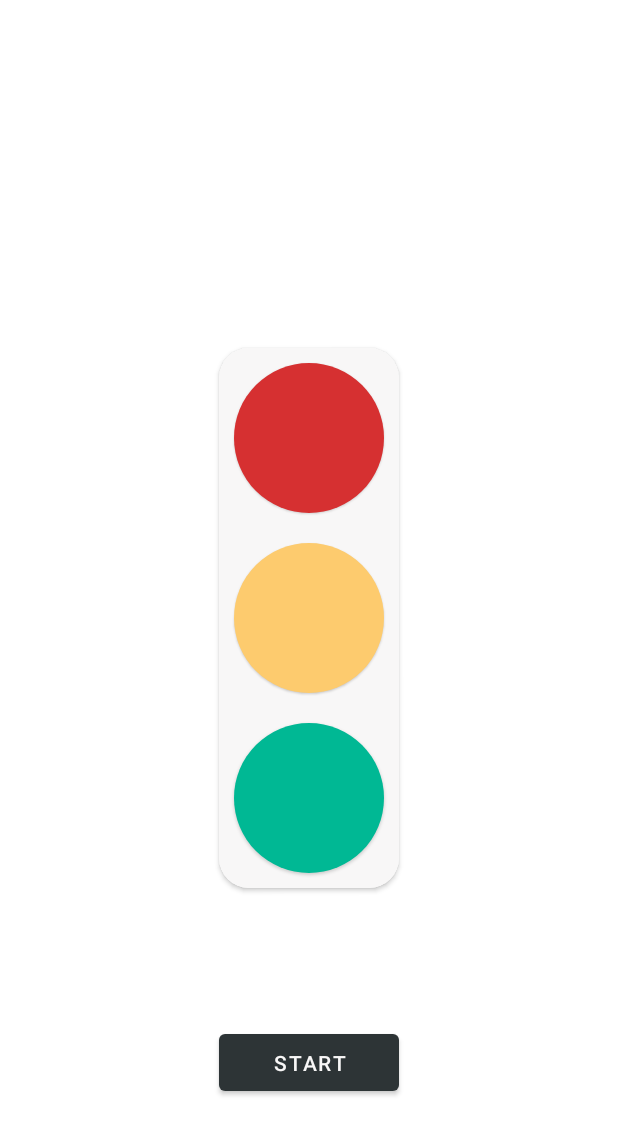
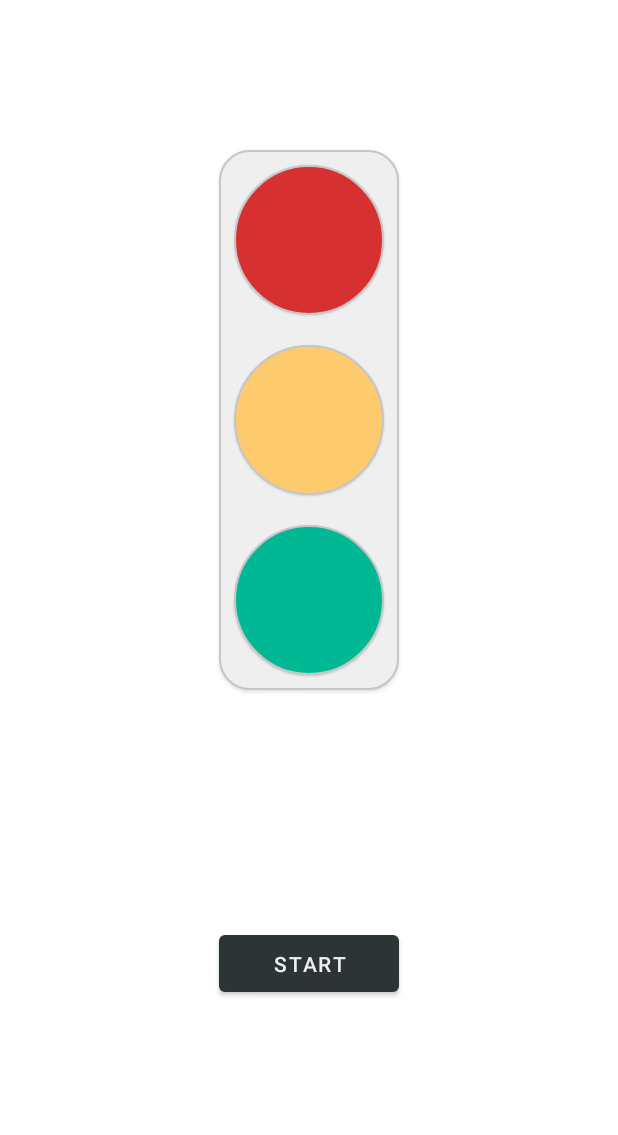
Before and after one commit to AlexandrKiss/Traffic-Lights, an Android app: the layout activity_main.xml on its own in the app's theme, with its tools: preview values and no code run, on a phone screen of 412 x 824 dp. Shown: the top 1135 px of the screen. Run offline under Robolectric (Android 15) with nearby library versions, the phone set to English and light mode, and no system bars.

Commit message:
- fix bug with coroutines and dialog - corrected colors

```diff
--- a/app/src/main/res/drawable/rect_green.xml
+++ b/app/src/main/res/drawable/rect_green.xml
@@ -4,6 +4,8 @@
     <item>
         <shape android:shape="oval">
             <solid android:color="@color/MINT_LEAF"/>
+            <stroke android:width="1dp"
+                android:color="@color/dark_gray" />
         </shape>
     </item>
 </selector>
--- a/app/src/main/res/drawable/rect_green_light.xml
+++ b/app/src/main/res/drawable/rect_green_light.xml
@@ -4,6 +4,8 @@
     <item>
         <shape android:shape="oval">
             <solid android:color="@color/LIGHT_GREENISH_BLUE"/>
+            <stroke android:width="1dp"
+                android:color="@color/dark_gray" />
         </shape>
     </item>
 </selector>
--- a/app/src/main/res/drawable/rect_red.xml
+++ b/app/src/main/res/drawable/rect_red.xml
@@ -4,6 +4,8 @@
     <item>
         <shape android:shape="oval">
             <solid android:color="@color/CHI_GONG"/>
+            <stroke android:width="1dp"
+                android:color="@color/dark_gray" />
         </shape>
     </item>
 </selector>
--- a/app/src/main/res/drawable/rect_red_light.xml
+++ b/app/src/main/res/drawable/rect_red_light.xml
@@ -4,6 +4,8 @@
     <item>
         <shape android:shape="oval">
             <solid android:color="@color/PINK_GLAMOUR"/>
+            <stroke android:width="1dp"
+                android:color="@color/dark_gray" />
         </shape>
     </item>
 </selector>
--- a/app/src/main/res/drawable/rect_yellow.xml
+++ b/app/src/main/res/drawable/rect_yellow.xml
@@ -4,6 +4,8 @@
     <item>
         <shape android:shape="oval">
             <solid android:color="@color/BRIGHT_YARROW"/>
+            <stroke android:width="1dp"
+                android:color="@color/dark_gray" />
         </shape>
     </item>
 </selector>
--- a/app/src/main/res/drawable/rect_yellow_light.xml
+++ b/app/src/main/res/drawable/rect_yellow_light.xml
@@ -4,6 +4,8 @@
     <item>
         <shape android:shape="oval">
             <solid android:color="@color/SOUR_LEMON"/>
+            <stroke android:width="1dp"
+                android:color="@color/dark_gray" />
         </shape>
     </item>
 </selector>
--- /dev/null
+++ b/app/src/main/res/drawable/traffic_lights.xml
@@ -0,0 +1,8 @@
+<?xml version="1.0" encoding="utf-8"?>
+<shape xmlns:android="http://schemas.android.com/apk/res/android" >
+    <solid android:color="@color/gray" />
+    <corners android:topLeftRadius="20dp" android:bottomLeftRadius="20dp"
+        android:topRightRadius="20dp" android:bottomRightRadius="20dp"/>
+    <stroke android:width="1dp"
+        android:color="@color/dark_gray" />
+</shape>
--- a/app/src/main/res/layout/activity_main.xml
+++ b/app/src/main/res/layout/activity_main.xml
@@ -6,21 +6,17 @@
     android:layout_height="match_parent"
     tools:context=".MainActivity">
 
-    <androidx.cardview.widget.CardView
-        android:id="@+id/cardView"
+    <LinearLayout
+        android:id="@+id/frameLayout"
         android:layout_width="120dp"
         android:layout_height="360dp"
-        app:cardCornerRadius="20dp"
-        app:layout_constraintBottom_toBottomOf="parent"
+        android:layout_marginTop="100dp"
+        android:background="@drawable/traffic_lights"
+        android:orientation="vertical"
+        android:elevation="@dimen/cardview_default_radius"
         app:layout_constraintEnd_toEndOf="parent"
         app:layout_constraintStart_toStartOf="parent"
         app:layout_constraintTop_toTopOf="parent">
-
-        <LinearLayout
-            android:layout_width="match_parent"
-            android:layout_height="match_parent"
-            android:background="@color/gray"
-            android:orientation="vertical">
 
         <FrameLayout
             android:layout_width="match_parent"
@@ -30,8 +26,8 @@
                 android:id="@+id/rect_red_glow"
                 android:layout_width="120dp"
                 android:layout_height="120dp"
-                    android:visibility="gone"
-                    android:background="@drawable/rect_red_glow" />
+                android:background="@drawable/rect_red_glow"
+                android:visibility="gone" />
 
             <View
                 android:id="@+id/rect_red"
@@ -51,8 +47,8 @@
                 android:id="@+id/rect_yellow_glow"
                 android:layout_width="120dp"
                 android:layout_height="120dp"
-                    android:visibility="gone"
-                    android:background="@drawable/rect_yellow_glow" />
+                android:background="@drawable/rect_yellow_glow"
+                android:visibility="gone" />
 
             <View
                 android:id="@+id/rect_yellow"
@@ -72,8 +68,8 @@
                 android:id="@+id/rect_green_glow"
                 android:layout_width="120dp"
                 android:layout_height="120dp"
-                    android:visibility="gone"
-                    android:background="@drawable/rect_green_glow" />
+                android:background="@drawable/rect_green_glow"
+                android:visibility="gone" />
 
             <View
                 android:id="@+id/rect_green"
@@ -85,7 +81,6 @@
                 android:elevation="@dimen/cardview_compat_inset_shadow" />
         </FrameLayout>
     </LinearLayout>
-    </androidx.cardview.widget.CardView>
 
     <Button
         android:id="@+id/button"
@@ -95,5 +90,5 @@
         app:layout_constraintBottom_toBottomOf="parent"
         app:layout_constraintEnd_toEndOf="parent"
         app:layout_constraintStart_toStartOf="parent"
-        app:layout_constraintTop_toBottomOf="@+id/cardView" />
+        app:layout_constraintTop_toBottomOf="@+id/frameLayout" />
 </androidx.constraintlayout.widget.ConstraintLayout>
--- a/app/src/main/res/values/colors.xml
+++ b/app/src/main/res/values/colors.xml
@@ -8,11 +8,12 @@
     <color name="black">#FF000000</color>
     <color name="white">#FFFFFFFF</color>
 
-    <color name="gray">#F8F7F7</color>
-    <color name="LIGHT_GREENISH_BLUE">#55efc4</color>
+    <color name="gray">#EFEFEF</color>
+    <color name="dark_gray">#C6C6C6</color>
+    <color name="LIGHT_GREENISH_BLUE">#B1E1D4</color>
     <color name="MINT_LEAF">#00b894</color>
-    <color name="SOUR_LEMON">#ffeaa7</color>
+    <color name="SOUR_LEMON">#F8F0D6</color>
     <color name="BRIGHT_YARROW">#fdcb6e</color>
-    <color name="PINK_GLAMOUR">#ff7675</color>
+    <color name="PINK_GLAMOUR">#FBBBBB</color>
     <color name="CHI_GONG">#d63031</color>
 </resources>
--- a/app/src/main/res/values/strings.xml
+++ b/app/src/main/res/values/strings.xml
@@ -1,3 +1,4 @@
 <resources>
     <string name="app_name">Traffic Lights</string>
+    <string name="title"></string>
 </resources>
```
Also changed, not shown: app/src/main/java/ua/kiss/trafficlights/MainActivity.kt (+8 -23 lines), app/src/main/java/ua/kiss/trafficlights/MainActivityViewModel.kt (+29 -12 lines), app/src/main/java/ua/kiss/trafficlights/QuestionDialogFragment.kt (added, +37 -0 lines), gradle/wrapper/gradle-wrapper.properties. Lines whose indentation alone changed are shown as unchanged.
